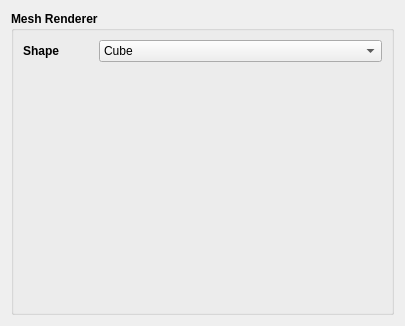
The window that DockTest/ComponentWidget/meshrendererwidget.ui (0000duck/Qt-Engine) describes before a commit, drawn with Qt 5.
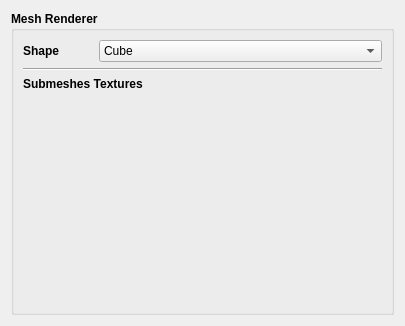
The same window after the commit.

Commit message: Get Textures from Folder implemented

Diff of the .ui file:
```diff
--- a/DockTest/ComponentWidget/meshrendererwidget.ui
+++ b/DockTest/ComponentWidget/meshrendererwidget.ui
@@ -80,6 +80,23 @@
         </item>
        </layout>
       </item>
+      <item>
+       <widget class="Line" name="line">
+        <property name="orientation">
+         <enum>Qt::Horizontal</enum>
+        </property>
+       </widget>
+      </item>
+      <item>
+       <widget class="QLabel" name="label_2">
+        <property name="text">
+         <string>Submeshes Textures</string>
+        </property>
+       </widget>
+      </item>
+      <item>
+       <layout class="QVBoxLayout" name="SubmeshesLayout"/>
+      </item>
       <item>
        <spacer name="verticalSpacer">
         <property name="orientation">
```
The commit also changes 10 other files.
